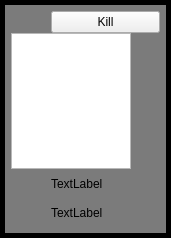
Old version of the form ui/philosopherView.ui in the repository gelldur/Dining_philosophers.
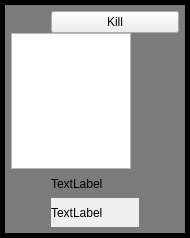
New version of the form. Icons and pictures are not drawn.

Diff of the .ui file:
```diff
--- a/ui/philosopherView.ui
+++ b/ui/philosopherView.ui
@@ -6,7 +6,7 @@
    <rect>
     <x>0</x>
     <y>0</y>
-    <width>171</width>
+    <width>190</width>
     <height>238</height>
    </rect>
   </property>
@@ -16,9 +16,15 @@
     <verstretch>0</verstretch>
    </sizepolicy>
   </property>
+  <property name="minimumSize">
+   <size>
+    <width>190</width>
+    <height>0</height>
+   </size>
+  </property>
   <property name="maximumSize">
    <size>
-    <width>171</width>
+    <width>190</width>
     <height>238</height>
    </size>
   </property>
@@ -116,6 +122,9 @@
      </item>
      <item>
       <widget class="QLabel" name="name">
+       <property name="autoFillBackground">
+        <bool>false</bool>
+       </property>
        <property name="text">
         <string>TextLabel</string>
        </property>
@@ -165,6 +174,9 @@
      </item>
      <item>
       <widget class="QLabel" name="state">
+       <property name="autoFillBackground">
+        <bool>true</bool>
+       </property>
        <property name="text">
         <string>TextLabel</string>
        </property>
```
Left out of the diff: 2 changed lines with no effect on the pictures.
